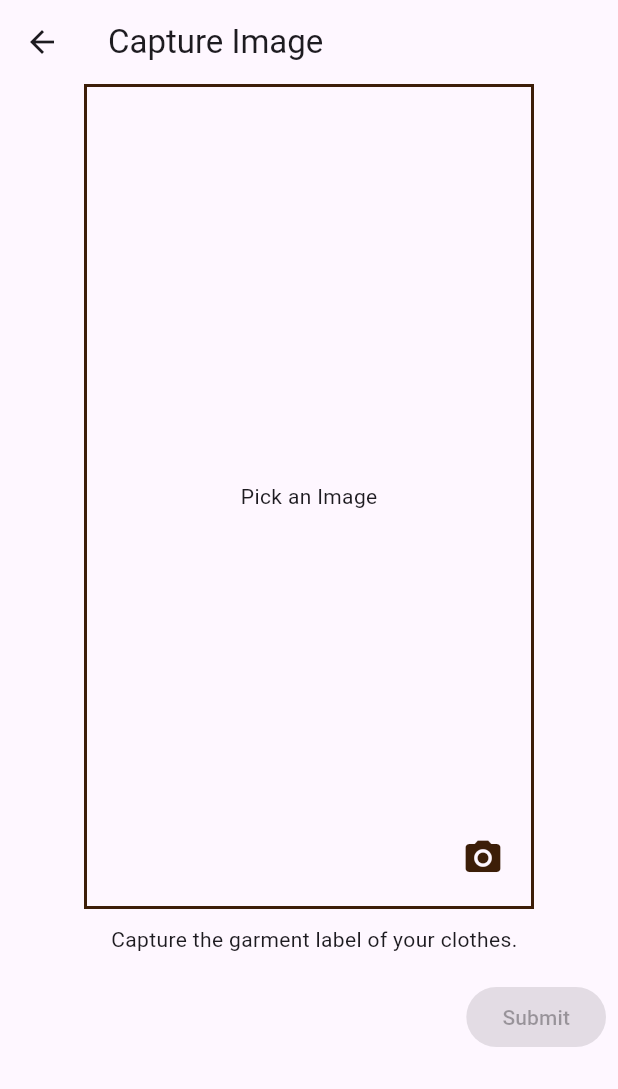
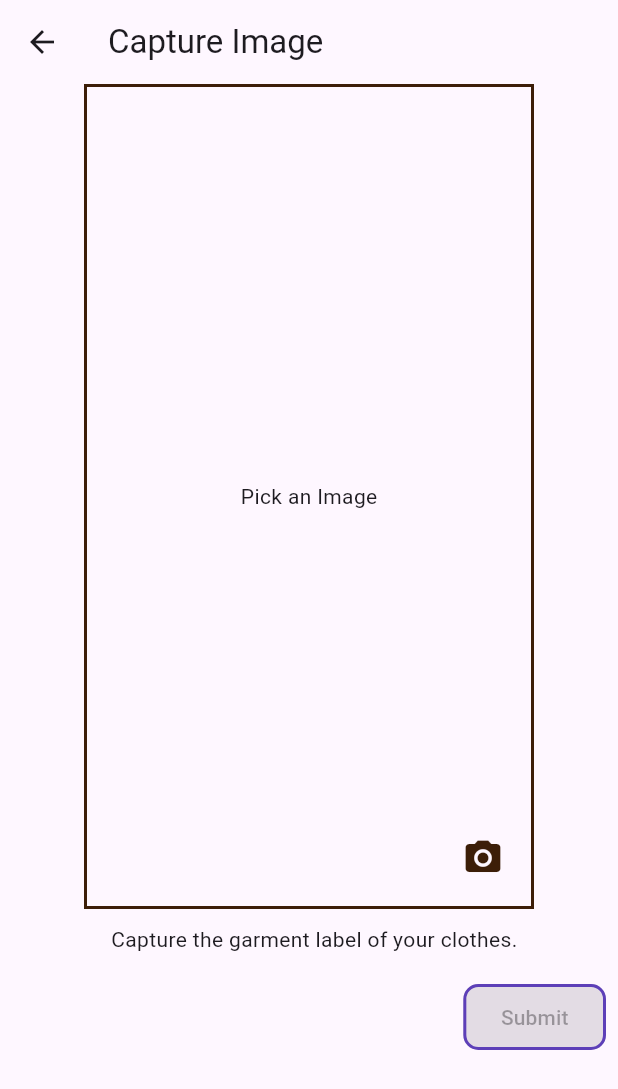
Before and after one commit to yunghuey/wardrobe_mobile, a Flutter app: the CaptureImageView screen opened directly, on a phone screen of 412 x 824 dp. Shown: the top 1089 px of the screen. Run offline on Flutter 3.47's test engine with Material 3 defaults, Android fonts, the phone set to English and light mode, and no system bars; our stand-ins replace equatable, fl_chart, flutter_bloc, geocoding, geolocator, google_maps_flutter and 3 more; missing offline and left inert: flutter_google_places, flutter_hsvcolor_picker, google_api_headers, google_maps_webservice; accounts and stored records are empty.

Commit message:
button and design editing

```diff
--- a/lib/pages/garment/captureMaterialView.dart
+++ b/lib/pages/garment/captureMaterialView.dart
@@ -190,6 +190,12 @@ class _CaptureMaterialViewState extends State<CaptureMaterialView> {
             }
           }: null,
           child: const Text('Submit'),
+          style: ElevatedButton.styleFrom(
+            backgroundColor: Colors.white,
+            padding: EdgeInsets.symmetric(horizontal: 25, vertical: 12),
+            shape: RoundedRectangleBorder(borderRadius: BorderRadius.circular(10)),
+            side: BorderSide(color: Color.fromARGB(255, 93, 63, 184), width: 2)
+          ),
         ),],
       ),
     );
--- a/lib/pages/garment/detectGarmentView.dart
+++ b/lib/pages/garment/detectGarmentView.dart
@@ -90,6 +90,12 @@ class _CaptureImageViewState extends State<CaptureImageView> {
             // }
           }: null,
           child: const Text('Submit'),
+          style: ElevatedButton.styleFrom(
+            backgroundColor: Colors.white,
+            padding: EdgeInsets.symmetric(horizontal: 25, vertical: 12),
+            shape: RoundedRectangleBorder(borderRadius: BorderRadius.circular(10)),
+            side: BorderSide(color: Color.fromARGB(255, 93, 63, 184), width: 2)
+          ),
         ),],
       ),
     );
```
Also changed, not shown: lib/pages/garment/homeView.dart (+21 -9 lines).
